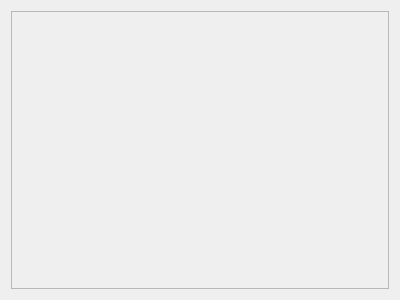
CreativeMetalCat/SimpleManager, file SimpleManager/UserManager.ui: the form before one commit.
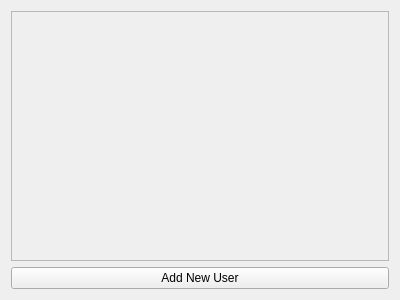
The form after the commit.

Commit message: added base for user addition

```diff
--- a/SimpleManager/UserManager.ui
+++ b/SimpleManager/UserManager.ui
@@ -25,12 +25,19 @@
         <x>0</x>
         <y>0</y>
         <width>380</width>
-        <height>280</height>
+        <height>251</height>
        </rect>
       </property>
      </widget>
     </widget>
    </item>
+   <item>
+    <widget class="QPushButton" name="button_AddUser">
+     <property name="text">
+      <string>Add New User</string>
+     </property>
+    </widget>
+   </item>
   </layout>
  </widget>
  <layoutdefault spacing="6" margin="11"/>
```
The commit also changes 11 other files.
